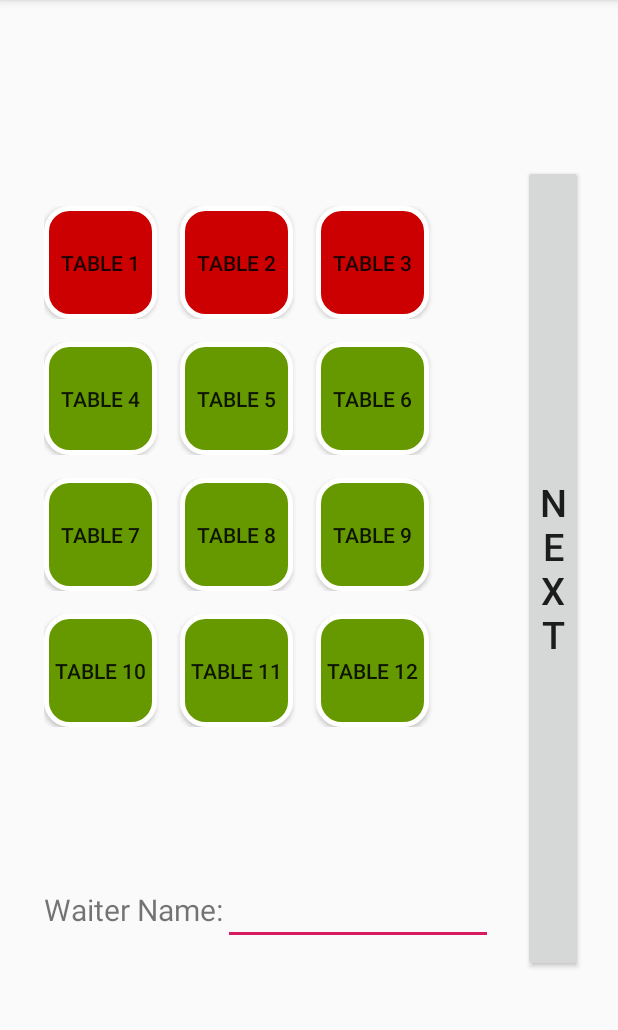
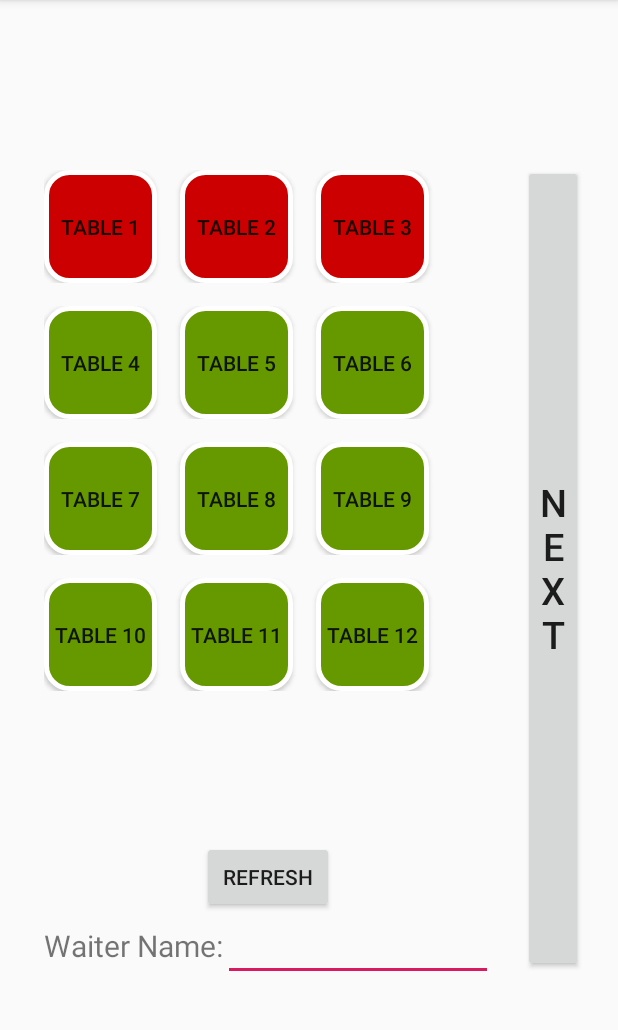
Before and after one commit to leonardoARoman/Restaurant-Automation-2.0, an Android app: the screen it shows after launch (MainActivity), after a tap on "TABLE 3", on a phone screen of 412 x 824 dp, the part 84-1114 px from its top. Run offline under Robolectric (Android 15) with nearby library versions, the phone set to English and light mode, and no system bars; libraries missing offline, so code that uses them is left out: io.grpc, io.grpc.restaurantnetworkapp, io.grpc.stub; 4 statements that could not run were skipped; 3 other taps on this screen came first.

Commit message:
new updates to the proto file, java classes and xml files

```diff
--- a/WaiterMobileApp/app/src/main/java/com/example/waiterclient/MainActivity.java
+++ b/WaiterMobileApp/app/src/main/java/com/example/waiterclient/MainActivity.java
@@ -1,15 +1,16 @@
 package com.example.waiterclient;
 
-import android.graphics.Color;
 import android.support.v7.app.AppCompatActivity;
 import android.os.Bundle;
 import android.util.Log;
 import android.view.View;
 import android.widget.Button;
-import android.widget.Toast;
+
+import java.util.ArrayList;
 
 import io.grpc.ManagedChannel;
 import io.grpc.ManagedChannelBuilder;
+import io.grpc.restaurantnetworkapp.Response;
 import io.grpc.restaurantnetworkapp.RestaurantServiceGrpc;
 import io.grpc.restaurantnetworkapp.Table;
 import io.grpc.stub.StreamObserver;
@@ -17,13 +18,12 @@ import io.grpc.stub.StreamObserver;
 
 public class MainActivity extends AppCompatActivity
 {
-    private TableState button1,button2,button3,button4,button5,button6;
-    private TableState button7,button8,button9,button10,button11,button12;
+    private ArrayList<TableState> tables;
     private static String[] status = {"CLEAN","TAKEN","DIRTY"};
     private static int tableState = 0;
     private static String TAG = MainActivity.class.getSimpleName();
     private ManagedChannel channel;
-    String host = "172.31.99.177";
+    String host = "10.0.0.107";
     int port = 8080;
 
     @Override
@@ -35,18 +35,20 @@ public class MainActivity extends AppCompatActivity
                 .forAddress(host, port)
                 .usePlaintext(true)
                 .build();
-        button1 = new TableState((Button) findViewById(R.id.button_1),1);
-        button2 = new TableState((Button) findViewById(R.id.button_2),2);
-        button3 = new TableState((Button) findViewById(R.id.button_3),3);
-        button4 = new TableState((Button) findViewById(R.id.button_4),4);
-        button5 = new TableState((Button) findViewById(R.id.button_5),5);
-        button6 = new TableState((Button) findViewById(R.id.button_6),6);
-        button7 = new TableState((Button) findViewById(R.id.button_7),7);
-        button8 = new TableState((Button) findViewById(R.id.button_8),8);
-        button9 = new TableState((Button) findViewById(R.id.button_9),9);
-        button10 = new TableState((Button) findViewById(R.id.button_10),10);
-        button11 = new TableState((Button) findViewById(R.id.button_11),11);
-        button12 = new TableState((Button) findViewById(R.id.button_12),12);
+
+        tables = new ArrayList<TableState>();
+        tables.add(new TableState((Button) findViewById(R.id.button_1),1));
+        tables.add(new TableState((Button) findViewById(R.id.button_2),2));
+        tables.add(new TableState((Button) findViewById(R.id.button_3),3));
+        tables.add(new TableState((Button) findViewById(R.id.button_4),4));
+        tables.add(new TableState((Button) findViewById(R.id.button_5),5));
+        tables.add(new TableState((Button) findViewById(R.id.button_6),6));
+        tables.add(new TableState((Button) findViewById(R.id.button_7),7));
+        tables.add(new TableState((Button) findViewById(R.id.button_8),8));
+        tables.add(new TableState((Button) findViewById(R.id.button_9),9));
+        tables.add(new TableState((Button) findViewById(R.id.button_10),10));
+        tables.add(new TableState((Button) findViewById(R.id.button_11),11));
+        tables.add(new TableState((Button) findViewById(R.id.button_12),12));
     }
 
     private void setState(Button btn1,TableState btn2){
@@ -63,82 +65,18 @@ public class MainActivity extends AppCompatActivity
             btn1.setSelected(false);
         }
     }
+
     public void updateTable(View view)
     {
         Button btn = (Button)findViewById(view.getId());
-        if (btn.equals(button1.getButton())){
-            button1.changeState();
-            setState(btn,button1);
-            Log.v(TAG,"MESSAGE: table "+button1.getTableNumber()+" is now "+status[button1.getTableState()]);
-            tableState = button1.getTableState();
+        for (TableState table: tables){
+            if (btn.equals(table.getButton())){
+                table.changeState();
+                setState(btn,table);
+                Log.v(TAG,"MESSAGE: table "+table.getTableNumber()+" is now "+status[table.getTableState()]);
+                tableState = table.getTableState();
+            }
         }
-        else if (btn.equals(button2.getButton())){
-            button2.changeState();
-            setState(btn,button2);
-            Log.v(TAG,"MESSAGE: table "+button2.getTableNumber()+" is now "+status[button2.getTableState()]);
-            tableState = button2.getTableState();
-        }
-        else if (btn.equals(button3.getButton())){
-            button3.changeState();
-            setState(btn,button3);
-            Log.v(TAG,"MESSAGE: table "+button3.getTableNumber()+" is now "+status[button3.getTableState()]);
-            tableState = button3.getTableState();
-        }
-        else if (btn.equals(button4.getButton())){
-            button4.changeState();
-            setState(btn,button4);
-            Log.v(TAG,"MESSAGE: table "+button4.getTableNumber()+" is now "+status[button4.getTableState()]);
-            tableState = button4.getTableState();
-        }
-        else if (btn.equals(button5.getButton())){
-            button5.changeState();
-            setState(btn,button5);
-            Log.v(TAG,"MESSAGE: table "+button5.getTableNumber()+" is now "+status[button5.getTableState()]);
-            tableState = button5.getTableState();
-        }
-        else if (btn.equals(button6.getButton())){
-            button6.changeState();
-            setState(btn,button6);
-            Log.v(TAG,"MESSAGE: table "+button6.getTableNumber()+" is now "+status[button6.getTableState()]);
-            tableState = button6.getTableState();
-        }
-        else if (btn.equals(button7.getButton())){
-            button7.changeState();
-            setState(btn,button7);
-            Log.v(TAG,"MESSAGE: table "+button7.getTableNumber()+" is now "+status[button7.getTableState()]);
-            tableState = button7.getTableState();
-        }
-        else if (btn.equals(button8.getButton())){
-            button8.changeState();
-            setState(btn,button8);
-            Log.v(TAG,"MESSAGE: table "+button8.getTableNumber()+" is now "+status[button8.getTableState()]);
-            tableState = button8.getTableState();
-        }
-        else if (btn.equals(button9.getButton())){
-            button9.changeState();
-            setState(btn,button9);
-            Log.v(TAG,"MESSAGE: table "+button9.getTableNumber()+" is now "+status[button9.getTableState()]);
-            tableState = button9.getTableState();
-        }
-        else if (btn.equals(button10.getButton())){
-            button10.changeState();
-            setState(btn,button10);
-            Log.v(TAG,"MESSAGE: table "+button10.getTableNumber()+" is now "+status[button10.getTableState()]);
-            tableState = button10.getTableState();
-        }
-        else if (btn.equals(button11.getButton())){
-            button11.changeState();
-            setState(btn,button11);
-            Log.v(TAG,"MESSAGE: table "+button11.getTableNumber()+" is now "+status[button11.getTableState()]);
-            tableState = button11.getTableState();
-        }
-        else if (btn.equals(button12.getButton())){
-            button12.changeState();
-            setState(btn,button12);
-            Log.v(TAG,"MESSAGE: table "+button12.getTableNumber()+" is now  "+status[button12.getTableState()]);
-            tableState = button12.getTableState();
-        }
-
         String btnStr = btn.getText().toString();
         String[] str = btnStr.split(" ");
         final int tableNo = Integer.parseInt(str[1]); // tables 1-12
@@ -173,4 +111,38 @@ public class MainActivity extends AppCompatActivity
             }
         });
     }
+
+    public void getTableRecords(View view) {
+        Log.v(TAG,"MESSAGE: refresh pressed ");
+        Response request = Response
+                .newBuilder()
+                .setMessage("Get the table records")
+                .build();
+        RestaurantServiceGrpc.RestaurantServiceStub stub =
+                RestaurantServiceGrpc.newStub(channel);
+
+        stub.tables(request, new StreamObserver<Table>() {
+            @Override
+            public void onNext(Table value) {
+                int id = (int) value.getTableID();
+                if (id < 13) {
+                    TableState table = tables.get(id - 1);
+                    Button btn = (Button)findViewById(table.getButton().getId());
+                    table.setTableState(value.getStatusValue());
+                    setState(btn,table);
+                    Log.v(TAG,"MESSAGE: table "+id+" "+status[table.getTableState()]);
+                }
+            }
+
+            @Override
+            public void onError(Throwable t) {
+
+            }
+
+            @Override
+            public void onCompleted() {
+
+            }
+        });
+    }
 }
--- a/WaiterMobileApp/app/src/main/java/com/example/waiterclient/TableState.java
+++ b/WaiterMobileApp/app/src/main/java/com/example/waiterclient/TableState.java
@@ -26,8 +26,9 @@ public class TableState {
         //this.tableColorState = tableColorState;
     }
 
-    public int getTableNumber() { return tableNumber;               }
-    public int getTableState()  { return tableState;                }
-    public void changeState()   { tableState = (tableState+1)%3;    }
-    public Button getButton()   { return button;                    }
+    public int getTableNumber()                 { return tableNumber;             }
+    public int getTableState()                  { return tableState;              }
+    public void setTableState(int tableState)   { this.tableState = tableState;   }
+    public void changeState()                   { tableState = (tableState+1)%3;  }
+    public Button getButton()                   { return button;                  }
 }
--- a/WaiterMobileApp/app/src/main/res/layout/activity_main.xml
+++ b/WaiterMobileApp/app/src/main/res/layout/activity_main.xml
@@ -137,8 +137,18 @@
             <LinearLayout
                 android:layout_width="wrap_content"
                 android:layout_height="wrap_content"
-                android:orientation="horizontal"
-                android:layout_marginTop="100dp">
+                android:orientation="vertical">
+                <Button
+                    android:layout_marginTop="100dp"
+                    android:layout_gravity="center"
+                    android:layout_width="wrap_content"
+                    android:layout_height="wrap_content"
+                    android:onClick="getTableRecords"
+                    android:text="refresh" />
+                <LinearLayout
+                    android:layout_width="wrap_content"
+                    android:layout_height="wrap_content"
+                    android:orientation="horizontal">
                     <TextView
                         android:layout_width="wrap_content"
                         android:layout_height="wrap_content"
@@ -147,6 +157,7 @@
                     <EditText
                         android:layout_width="180dp"
                         android:layout_height="wrap_content"/>
+                </LinearLayout>
             </LinearLayout>
         </LinearLayout>
 
```
Also changed, not shown: 1 other file. Lines whose indentation alone changed are shown as unchanged.
